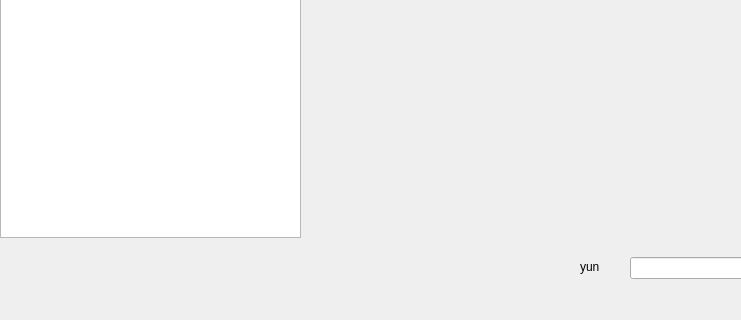
This is mainwindow.ui in yunnsbz/File-Manager as Qt 5 draws it before an edit; both pictures show x 0 to 741 and y 282 to 602 of the 881 by 602 pixel window. The edited form follows.
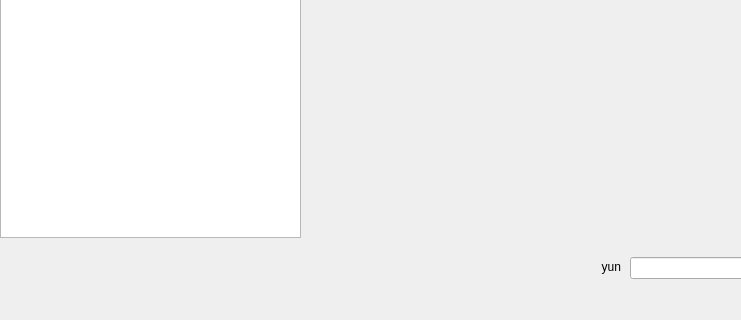
This is the edited form.

Commit message: label size fix

Patch:
```diff
--- a/mainwindow.ui
+++ b/mainwindow.ui
@@ -64,17 +64,26 @@
    <widget class="QLabel" name="label">
     <property name="geometry">
      <rect>
-      <x>580</x>
+      <x>40</x>
       <y>520</y>
-      <width>41</width>
+      <width>581</width>
       <height>20</height>
      </rect>
     </property>
+    <property name="layoutDirection">
+     <enum>Qt::LayoutDirection::LeftToRight</enum>
+    </property>
+    <property name="autoFillBackground">
+     <bool>false</bool>
+    </property>
     <property name="text">
      <string>yun</string>
     </property>
     <property name="alignment">
-     <set>Qt::AlignmentFlag::AlignLeading|Qt::AlignmentFlag::AlignLeft|Qt::AlignmentFlag::AlignVCenter</set>
+     <set>Qt::AlignmentFlag::AlignRight|Qt::AlignmentFlag::AlignTrailing|Qt::AlignmentFlag::AlignVCenter</set>
+    </property>
+    <property name="textInteractionFlags">
+     <set>Qt::TextInteractionFlag::NoTextInteraction</set>
     </property>
    </widget>
   </widget>
```
Left out of the diff: 5 changed lines with no effect on the pictures. The commit also changes 1 other file.
